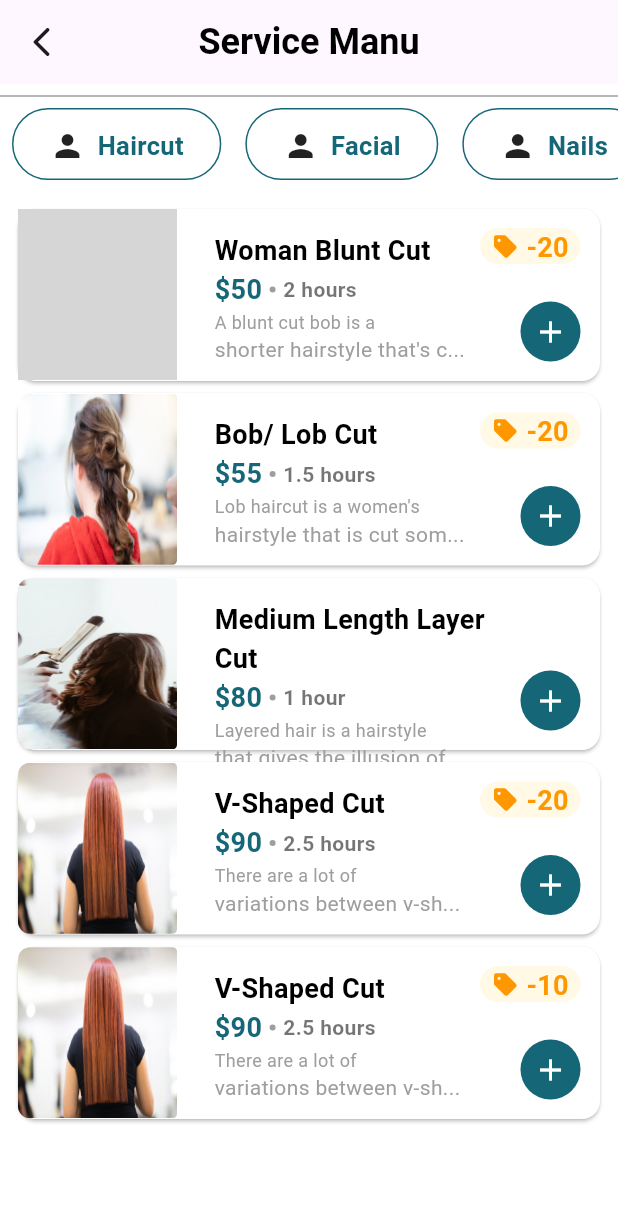
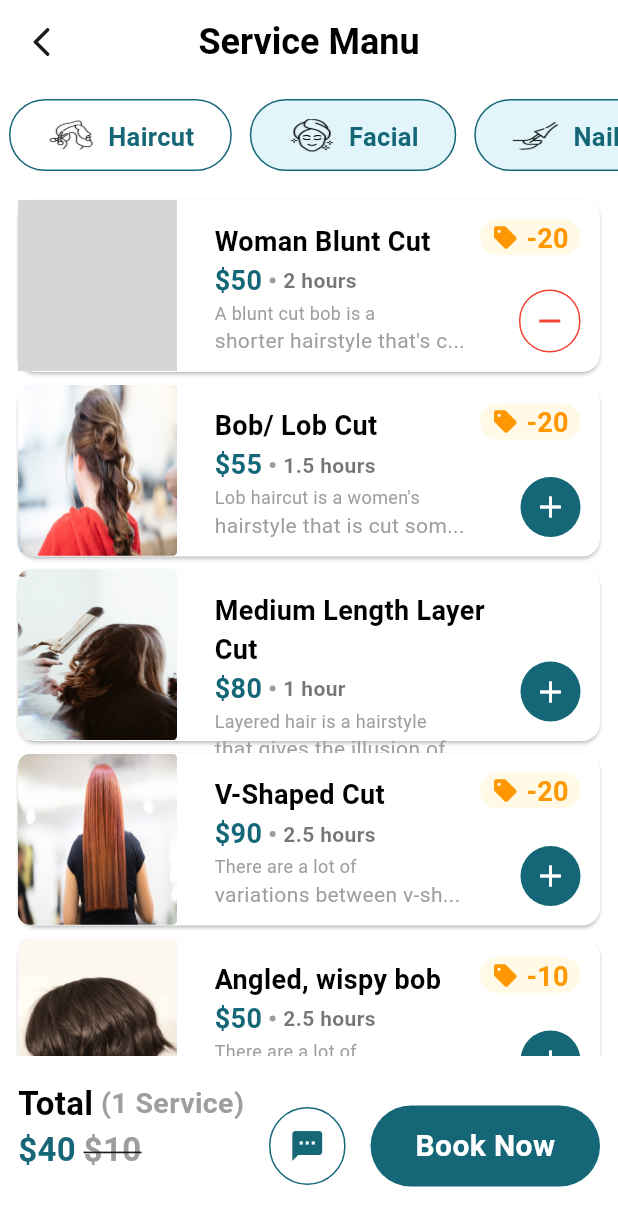
Before and after one commit to fazlyrabbi307/Assignment_Ui_05, a Flutter app: the screen it shows after launch, on a phone screen of 412 x 824 dp. Shown: the top 1226 px of the screen. Run offline on Flutter 3.47's test engine with Material 3 defaults, Android fonts, the phone set to English and light mode, and no system bars; grey boxes are pictures that could not be loaded.

Commit message:
Full Page Completed

```diff
--- a/lib/service_list.dart
+++ b/lib/service_list.dart
@@ -9,10 +9,20 @@ class ServiceList extends StatefulWidget {
 
 class _ServiceListState extends State<ServiceList> {
   List catagories1 = [
-    {"name1": "Haircut"},
-    {"name1": "Facial"},
-    {"name1": "Nails"},
+    {
+      "imag": "assets/hair-cutting.png",
+      "name1": "Haircut",
+    },
+    {
+      "imag": "assets/facial-treatment.png",
+      "name1": "Facial",
+    },
+    {
+      "imag": "assets/nail-polish.png",
+      "name1": "Nails",
+    },
   ];
+
   List catagories = [
     {
       "image": "assets/women blunt.png",
@@ -50,6 +60,15 @@ class _ServiceListState extends State<ServiceList> {
       "discount":"-20"
     },
     {
+      "image": "assets/Angled-wispy-bob.jpg",
+      "name": "Angled, wispy bob",
+      "price": 50,
+      "duration": "2.5 hours",
+      "description": "There are a lot of",
+      "description1": "variations between v-sh...",
+      "discount":"-10"
+    },
+    {
       "image": "assets/v_shaped.png",
       "name": "V-Shaped Cut",
       "price": 90,
@@ -64,6 +83,7 @@ class _ServiceListState extends State<ServiceList> {
     return Scaffold(
       backgroundColor: Colors.white,
       appBar: AppBar(
+        backgroundColor: Colors.white,
         leading: Icon(Icons.arrow_back_ios_rounded),
         centerTitle: true,
         title: Text(
@@ -75,10 +95,9 @@ class _ServiceListState extends State<ServiceList> {
           ),
         ),
       ),
-      body: SingleChildScrollView(
-        child: Column(
+      body:Column(
           children: [
-            Divider(color: Colors.grey),
+            SizedBox(height: 10,),
             SizedBox(
               height: 48,
               child: ListView.builder(
@@ -86,10 +105,11 @@ class _ServiceListState extends State<ServiceList> {
                 scrollDirection: Axis.horizontal,
                 shrinkWrap: true,
                 itemBuilder: (context, index) => Container(
-                  margin: EdgeInsets.symmetric(horizontal: 8),
+                  margin: EdgeInsets.symmetric(horizontal: 6),
                   height: 48,
                   padding: EdgeInsets.symmetric(horizontal: 24, vertical: 12),
                   decoration: BoxDecoration(
+                    color: index==0 ? Colors.white : Color(0xffE1F5FA),
                     borderRadius: BorderRadius.all(Radius.circular(50)),
                     border: Border.all(width: 1, color: Color(0xff156778)),
                   ),
@@ -97,7 +117,15 @@ class _ServiceListState extends State<ServiceList> {
                     mainAxisSize: MainAxisSize.min,
                     spacing: 8,
                     children: [
-                      Icon(Icons.person),
+                      Container(
+                        height: 48,
+                          width: 33,
+                          decoration: BoxDecoration(
+                            borderRadius: BorderRadius.all(Radius.circular(100)),
+                            image: DecorationImage(
+                              fit: BoxFit.fill,
+                                image: AssetImage("${catagories1[index]["imag"]}",)))
+                          ),
                       Text(
                         "${catagories1[index]["name1"]}",
                         style: TextStyle(
@@ -112,7 +140,8 @@ class _ServiceListState extends State<ServiceList> {
               ),
             ),
             SizedBox(height: 15),
-            ListView.builder(
+            Expanded(
+              child: ListView.builder(
                 itemCount: catagories.length,
                 shrinkWrap: true,
                 itemBuilder: (context, index) => Padding(
@@ -200,6 +229,21 @@ class _ServiceListState extends State<ServiceList> {
                             ],
                           ),
                         ),
+                        if (index == 0)
+                        Positioned(
+                            bottom: 13,
+                            right: 13,
+                            child: Container(
+                              height: 42,
+                              width: 41,
+                              decoration: BoxDecoration(
+                                color: Colors.white,
+                                borderRadius: BorderRadius.all(Radius.circular(40)),
+                                border: Border.all(color: Colors.red,width: 1)
+                              ),
+                              child: Icon(Icons.remove,color: Colors.red,)
+                            )),
+                        if (index != 0)
                         Positioned(
                           bottom: 13,
                             right: 13,
@@ -230,31 +274,64 @@ class _ServiceListState extends State<ServiceList> {
                       ],
                     ),
                   ),
-                // child: Container(
-                //   margin: EdgeInsets.symmetric(vertical: 5),
-                //   height: 145,
-                //   width: 343,
-                //   decoration: BoxDecoration(
-                //     color: Colors.white,
-                //       borderRadius: BorderRadius.all(Radius.circular(8)),
-                //     boxShadow: [
-                //       BoxShadow(
-                //         blurRadius: 1
-                //       )
-                //     ],
-                //   ),
-                //   // child: Row(
-                //   //   mainAxisSize: MainAxisSize.min,
-                //   //   spacing: 8,
-                //   //   children: [
-                //   //     Icon(Icons.person),
-                //   //     Text("Hair Cut")
-                //   //   ],
-                //   // ),
-                // ),
+                ),
               ),
             ),
           ],
+        ),
+
+      bottomNavigationBar: Container(
+        height: 120,
+        width: double.infinity,
+        decoration: BoxDecoration(
+          color: Colors.white,
+          borderRadius: BorderRadius.only(topRight: Radius.circular(8),topLeft: Radius.circular(8))
+        ),
+        child: Padding(
+          padding: const EdgeInsets.symmetric(horizontal: 12,vertical: 16),
+          child: Row(
+            mainAxisAlignment: MainAxisAlignment.spaceBetween,
+            children: [
+              Column(
+                crossAxisAlignment: CrossAxisAlignment.start,
+                children: [
+                  Row(
+                    spacing: 5,
+                    children: [
+                      Text("Total",style: TextStyle(fontSize: 22,fontWeight: FontWeight.w700,color: Colors.black),),
+                      Text("(1 Service)",style: TextStyle(fontSize: 19,fontWeight: FontWeight.w600,color: Colors.grey,),),
+                    ],
+                  ),
+                  Row(
+                    spacing: 5,
+                    children: [
+                      Text("\$40",style: TextStyle(fontSize: 22,fontWeight: FontWeight.w700,color: Color(0xff156778)),),
+                      Text("\$10",style: TextStyle(fontSize: 22,fontWeight: FontWeight.w600,color: Colors.grey,decoration: TextDecoration.lineThrough),),
+                    ],
+                  ),
+                ],
+              ),
+             Container(
+               height: 52,
+               width: 51,
+               decoration: BoxDecoration(
+                 borderRadius: BorderRadius.all(Radius.circular(50)),
+                 border: Border.all(width: 1,color: Color(0xff156778))
+               ),
+               child: Icon(Icons.sms,color: Color(0xff156778),),
+             ),
+              Container(
+                height: 54,
+                width: 153,
+                decoration: BoxDecoration(
+                  color: Color(0xff156778),
+                  borderRadius: BorderRadius.all(Radius.circular(50))
+                ),
+                child: Center(child: Text("Book Now",style: TextStyle(fontWeight: FontWeight.w700,fontSize: 20,color: Colors.white),)),
+
+              )
+            ],
+          ),
         ),
       ),
     );
```
Also changed, not shown: assets/Angled-wispy-bob.jpg (added), assets/Angled-wispy.png (added). Lines whose indentation alone changed are shown as unchanged.
